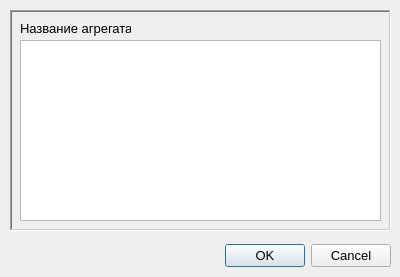
graf-abolmasov/PGraph, file RC/qopengraphdialog.ui: the form before one commit.
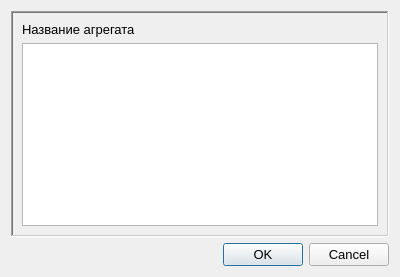
The form after the commit. Icons and pictures are not drawn.

Commit message:
! Важное изменение алгоритма создания актора на основе базового модуля. ! Изменена структура БД: добавлено поле nev в таблицу databaz. Добавлены скрипты автоматического заполнения БД. ! Отредактированы все формы с использованием layouts везде, где необходимо.
* Исправлена ошибка при создании редактора массива.

```diff
--- a/RC/qopengraphdialog.ui
+++ b/RC/qopengraphdialog.ui
@@ -34,31 +34,9 @@
    <iconset resource="resources.qrc">
     <normaloff>:/images/G.png</normaloff>:/images/G.png</iconset>
   </property>
-  <widget class="QDialogButtonBox" name="buttonBox">
-   <property name="geometry">
-    <rect>
-     <x>50</x>
-     <y>240</y>
-     <width>341</width>
-     <height>32</height>
-    </rect>
-   </property>
-   <property name="orientation">
-    <enum>Qt::Horizontal</enum>
-   </property>
-   <property name="standardButtons">
-    <set>QDialogButtonBox::Cancel|QDialogButtonBox::Ok</set>
-   </property>
-  </widget>
+  <layout class="QVBoxLayout" name="verticalLayout">
+   <item>
   <widget class="QFrame" name="frame">
-   <property name="geometry">
-    <rect>
-     <x>10</x>
-     <y>10</y>
-     <width>381</width>
-     <height>221</height>
-    </rect>
-   </property>
    <property name="frameShape">
     <enum>QFrame::WinPanel</enum>
    </property>
@@ -71,30 +49,31 @@
    <property name="midLineWidth">
     <number>1</number>
    </property>
-   <widget class="QListWidget" name="listWidget">
-    <property name="geometry">
-     <rect>
-      <x>10</x>
-      <y>30</y>
-      <width>361</width>
-      <height>181</height>
-     </rect>
-    </property>
-   </widget>
+     <layout class="QVBoxLayout" name="verticalLayout_2">
+      <item>
    <widget class="QLabel" name="label">
-    <property name="geometry">
-     <rect>
-      <x>10</x>
-      <y>10</y>
-      <width>111</width>
-      <height>16</height>
-     </rect>
-    </property>
     <property name="text">
      <string>Название агрегата</string>
     </property>
    </widget>
-  </widget>
+      </item>
+      <item>
+       <widget class="QListWidget" name="listWidget"/>
+      </item>
+     </layout>
+    </widget>
+   </item>
+   <item>
+    <widget class="QDialogButtonBox" name="buttonBox">
+     <property name="orientation">
+      <enum>Qt::Horizontal</enum>
+     </property>
+     <property name="standardButtons">
+      <set>QDialogButtonBox::Cancel|QDialogButtonBox::Ok</set>
+     </property>
+    </widget>
+   </item>
+  </layout>
  </widget>
  <resources>
   <include location="resources.qrc"/>
```
Lines whose indentation alone changed are shown as unchanged. The commit also changes 21 other files.
